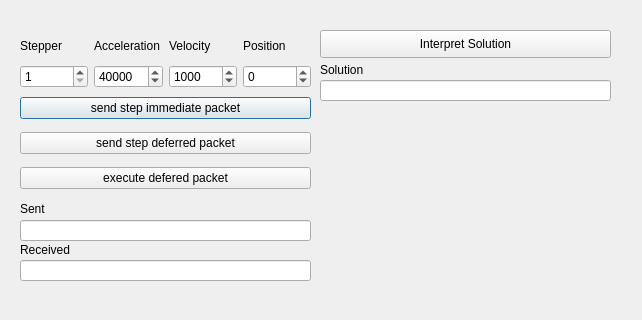
Hzhang11/SeniorDesign, file Cube_display/dialog.ui: the form before one commit.
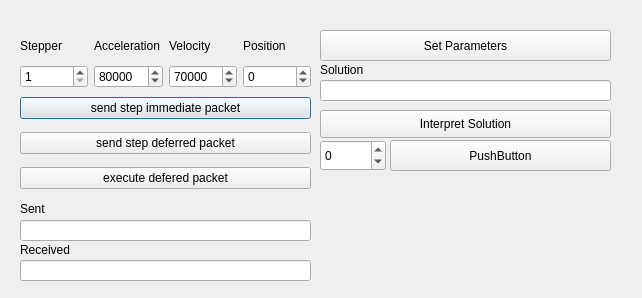
The form after the commit.

Commit message: Motor operation interface changes, reduced payload of accel/max velocity, optimized packet scheme (set params, motor commands, etc.) Main window shares same motor operations object with sub dialog window, main now calls dialog window

```diff
--- a/Cube_display/dialog.ui
+++ b/Cube_display/dialog.ui
@@ -7,7 +7,7 @@
     <x>0</x>
     <y>0</y>
     <width>642</width>
-    <height>320</height>
+    <height>298</height>
    </rect>
   </property>
   <property name="windowTitle">
@@ -112,7 +112,7 @@
    <property name="geometry">
     <rect>
      <x>320</x>
-     <y>30</y>
+     <y>110</y>
      <width>291</width>
      <height>28</height>
     </rect>
@@ -144,20 +144,20 @@
     <item>
      <widget class="QSpinBox" name="spinBoxAccel">
       <property name="maximum">
-       <number>50000</number>
+       <number>200000</number>
       </property>
       <property name="value">
-       <number>40000</number>
+       <number>80000</number>
       </property>
      </widget>
     </item>
     <item>
      <widget class="QSpinBox" name="spinBoxVelo">
       <property name="maximum">
-       <number>50000</number>
+       <number>200000</number>
       </property>
       <property name="value">
-       <number>1000</number>
+       <number>70000</number>
       </property>
      </widget>
     </item>
@@ -226,6 +226,48 @@
     </item>
    </layout>
   </widget>
+  <widget class="QPushButton" name="pushButtonSetParam">
+   <property name="geometry">
+    <rect>
+     <x>320</x>
+     <y>30</y>
+     <width>291</width>
+     <height>31</height>
+    </rect>
+   </property>
+   <property name="text">
+    <string>Set Parameters</string>
+   </property>
+  </widget>
+  <widget class="QPushButton" name="pushButton">
+   <property name="geometry">
+    <rect>
+     <x>390</x>
+     <y>140</y>
+     <width>221</width>
+     <height>31</height>
+    </rect>
+   </property>
+   <property name="text">
+    <string>PushButton</string>
+   </property>
+  </widget>
+  <widget class="QSpinBox" name="spinBoxPos_2">
+   <property name="geometry">
+    <rect>
+     <x>320</x>
+     <y>140</y>
+     <width>66</width>
+     <height>31</height>
+    </rect>
+   </property>
+   <property name="minimum">
+    <number>-1000</number>
+   </property>
+   <property name="maximum">
+    <number>100</number>
+   </property>
+  </widget>
  </widget>
  <resources/>
  <connections/>
```
Left out of the diff: 4 changed lines with no effect on the pictures. The commit also changes 13 other files.
